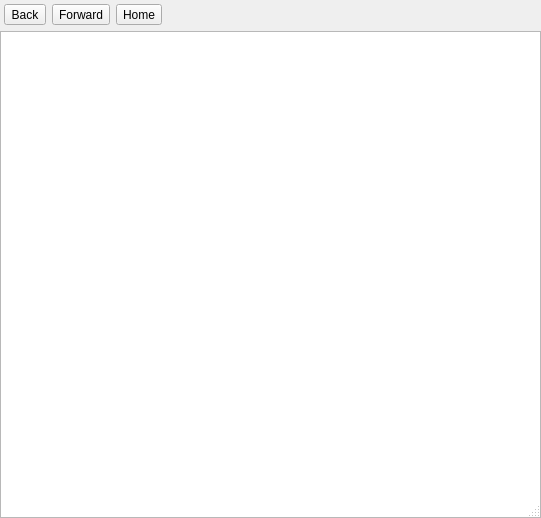
Old version of the form Source/QtSupport/UI_Files/HelpDialog.ui in the repository BlueQuartzSoftware/DREAM3D.
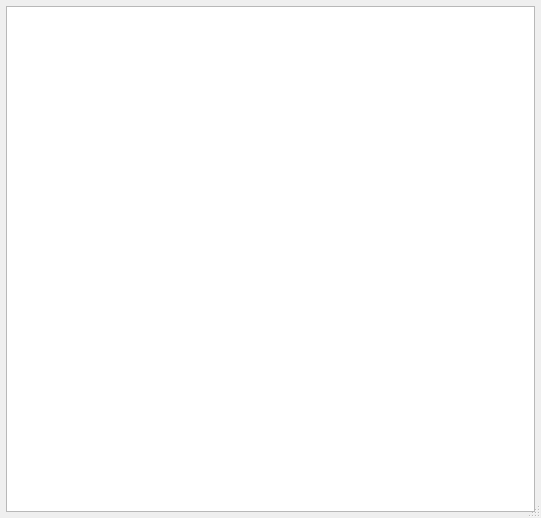
New version of the form.

Commit message: Fixing build system to allow the plugin's command line tools to be built without actually building the Qt based GUI and Qt base plugins themselves

```diff
--- a/Source/QtSupport/UI_Files/HelpDialog.ui
+++ b/Source/QtSupport/UI_Files/HelpDialog.ui
@@ -23,62 +23,9 @@
    <bool>false</bool>
   </property>
   <layout class="QVBoxLayout" name="verticalLayout">
-   <property name="leftMargin">
-    <number>0</number>
+   <property name="margin">
+    <number>6</number>
    </property>
-   <property name="topMargin">
-    <number>4</number>
-   </property>
-   <property name="rightMargin">
-    <number>0</number>
-   </property>
-   <property name="bottomMargin">
-    <number>0</number>
-   </property>
-   <item>
-    <layout class="QHBoxLayout" name="horizontalLayout">
-     <property name="leftMargin">
-      <number>4</number>
-     </property>
-     <property name="rightMargin">
-      <number>4</number>
-     </property>
-     <item>
-      <widget class="QToolButton" name="backBtn">
-       <property name="text">
-        <string>Back</string>
-       </property>
-      </widget>
-     </item>
-     <item>
-      <widget class="QToolButton" name="forwardBtn">
-       <property name="text">
-        <string>Forward</string>
-       </property>
-      </widget>
-     </item>
-     <item>
-      <widget class="QToolButton" name="homeBtn">
-       <property name="text">
-        <string>Home</string>
-       </property>
-      </widget>
-     </item>
-     <item>
-      <spacer name="horizontalSpacer">
-       <property name="orientation">
-        <enum>Qt::Horizontal</enum>
-       </property>
-       <property name="sizeHint" stdset="0">
-        <size>
-         <width>40</width>
-         <height>20</height>
-        </size>
-       </property>
-      </spacer>
-     </item>
-    </layout>
-   </item>
    <item>
     <widget class="QTextBrowser" name="helpBrowser"/>
    </item>
```
Left out of the diff: 51 changed lines with no effect on the pictures. The commit also changes 9 other files.
